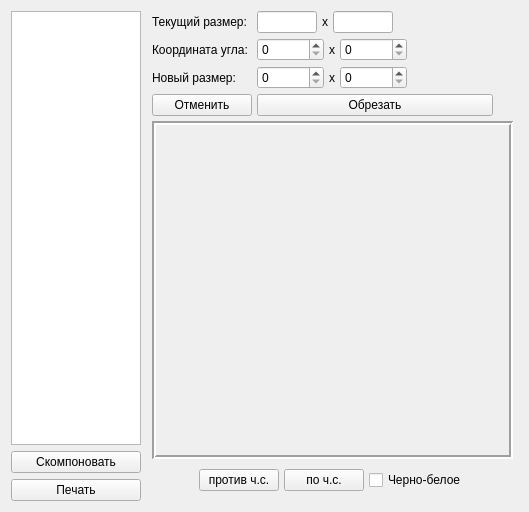
Before: the Qt Designer form printerwidget.ui in bort-four/StudentHelper, drawn with Qt 5.
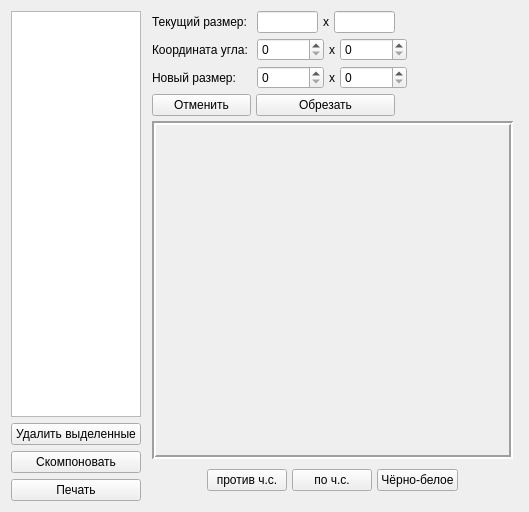
After: the same form once the commit is applied.

The edit to the form file:
```diff
--- a/printerwidget.ui
+++ b/printerwidget.ui
@@ -34,6 +34,13 @@
          </property>
         </widget>
        </item>
+       <item>
+        <widget class="QPushButton" name="delete_selected_button">
+         <property name="text">
+          <string>Удалить выделенные</string>
+         </property>
+        </widget>
+       </item>
        <item>
         <widget class="QPushButton" name="compose_button">
          <property name="text">
@@ -113,7 +120,7 @@
            </property>
            <property name="maximumSize">
             <size>
-             <width>60</width>
+             <width>61</width>
              <height>16777215</height>
             </size>
            </property>
@@ -139,7 +146,7 @@
            </property>
            <property name="maximumSize">
             <size>
-             <width>60</width>
+             <width>61</width>
              <height>16777215</height>
             </size>
            </property>
@@ -355,7 +362,7 @@
            </property>
            <property name="minimumSize">
             <size>
-             <width>100</width>
+             <width>99</width>
              <height>0</height>
             </size>
            </property>
@@ -386,7 +393,7 @@
            </property>
            <property name="minimumSize">
             <size>
-             <width>236</width>
+             <width>139</width>
              <height>0</height>
             </size>
            </property>
@@ -493,12 +500,15 @@
           </widget>
          </item>
          <item>
-          <widget class="QCheckBox" name="uncolour_checkbox">
-           <property name="text">
-            <string>Черно-белое</string>
+          <widget class="QPushButton" name="discolour_button">
+           <property name="sizePolicy">
+            <sizepolicy hsizetype="Fixed" vsizetype="Fixed">
+             <horstretch>0</horstretch>
+             <verstretch>0</verstretch>
+            </sizepolicy>
            </property>
-           <property name="tristate">
-            <bool>false</bool>
+           <property name="text">
+            <string>Чёрно-белое</string>
            </property>
           </widget>
          </item>
```
